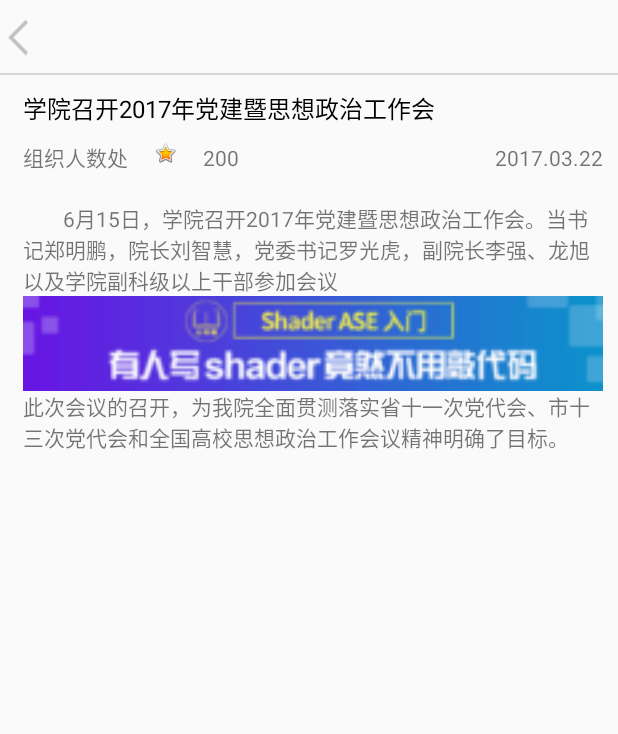
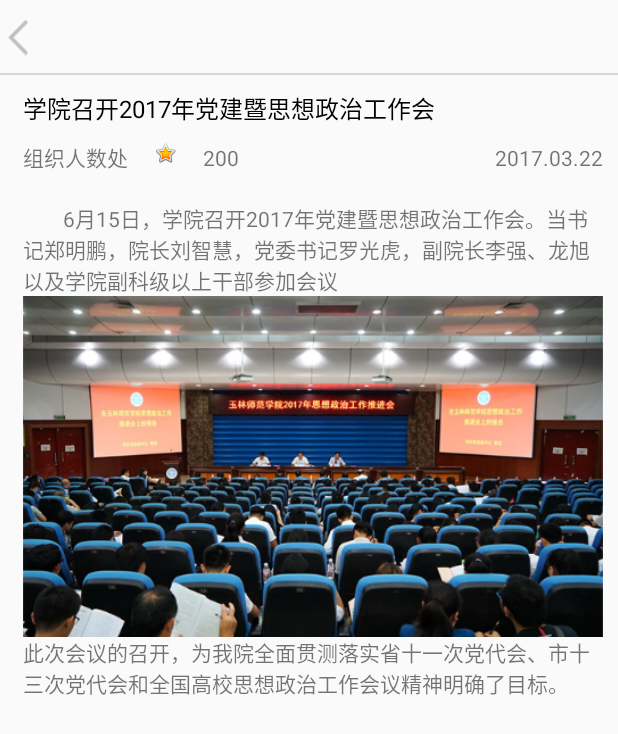
Before and after one commit to MiHang/Test, an Android app: the NewDetailActivity screen opened directly, with no data from a screen before it, on a phone screen of 412 x 824 dp. Shown: the top 734 px of the screen. Run offline under Robolectric (Android 15) with nearby library versions, the phone set to English and light mode, and no system bars; our stand-ins replace ButterKnife.

Commit message:
修改部分图标

```diff
--- a/app/src/main/AndroidManifest.xml
+++ b/app/src/main/AndroidManifest.xml
@@ -16,14 +16,14 @@
 
         </activity>
         <activity android:name=".activity.HomeActivity">
+
+        </activity>
+        <activity android:name=".activity.LoginActivity">
             <intent-filter>
                 <action android:name="android.intent.action.MAIN" />
 
                 <category android:name="android.intent.category.LAUNCHER" />
             </intent-filter>
-        </activity>
-        <activity android:name=".activity.LoginActivity">
-
         </activity>
         <activity android:name=".activity.StudentActivitiesInfoActivity"></activity>
         <activity android:name=".activity.StudionActivitiesListActivity"></activity>
--- a/app/src/main/res/layout/activity_new_detail.xml
+++ b/app/src/main/res/layout/activity_new_detail.xml
@@ -106,7 +106,7 @@
             android:layout_width="match_parent"
             android:layout_height="wrap_content"
             android:scaleType="centerCrop"
-            android:src="@drawable/title" />
+            android:src="@drawable/news" />
 
         <TextView
             android:id="@+id/leirong1"
--- a/app/src/main/res/layout/item_news.xml
+++ b/app/src/main/res/layout/item_news.xml
@@ -65,7 +65,7 @@
             android:layout_width="wrap_content"
             android:layout_height="wrap_content"
             android:layout_weight="1"
-            app:srcCompat="@mipmap/ic_launcher" />
+            app:srcCompat="@drawable/news" />
     </LinearLayout>
 
 </LinearLayout>
--- a/app/src/main/res/layout/item_news_list.xml
+++ b/app/src/main/res/layout/item_news_list.xml
@@ -20,6 +20,6 @@
         android:layout_width="50dp"
         android:layout_height="50dp"
         android:scaleType="centerInside"
-        android:src="@drawable/ic_launcher_background"/>
+        android:src="@drawable/news"/>
 
 </LinearLayout>
```
Also changed, not shown: app/src/main/java/pers/test/activity/HomeActivity.java (+29 -15 lines), app/src/main/res/drawable-xhdpi/news.png (added), app/src/main/res/drawable-xhdpi/wenminggongyu.png (added), app/src/main/res/drawable-xhdpi/xueshenghuodong.png (added), app/src/main/res/drawable-xxhdpi/pingjinagpingyou.png (added), app/src/main/res/drawable-xxhdpi/qingjiakaoqin.png (added), app/src/main/res/drawable-xxhdpi/shangkekaoqin.png (added), app/src/main/res/drawable-xxhdpi/sushe.png (added), app/src/main/res/drawable-xxhdpi/suzhixuefen.png (added), app/src/main/res/drawable-xxhdpi/wanguikaoqin.png (added), app/src/main/res/drawable-xxhdpi/xinlijiankang.png (added).
